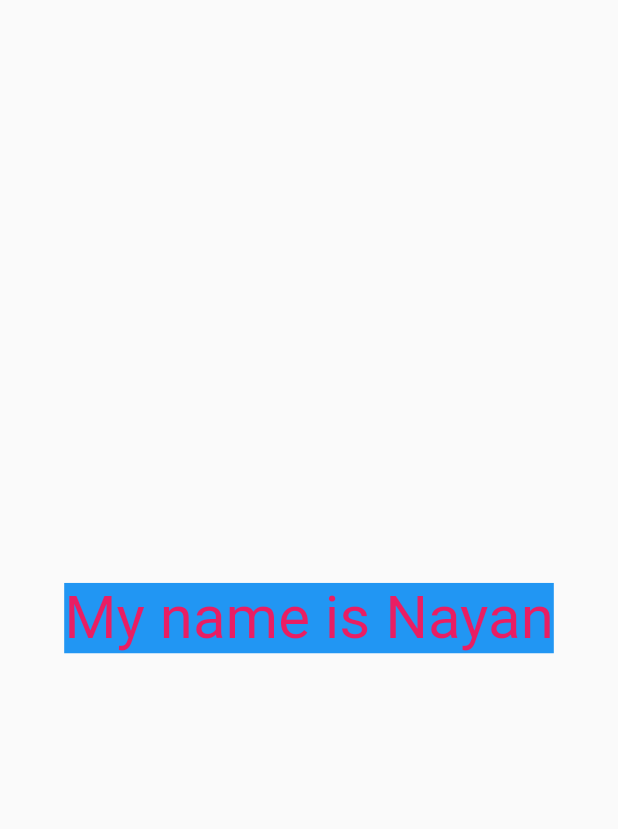
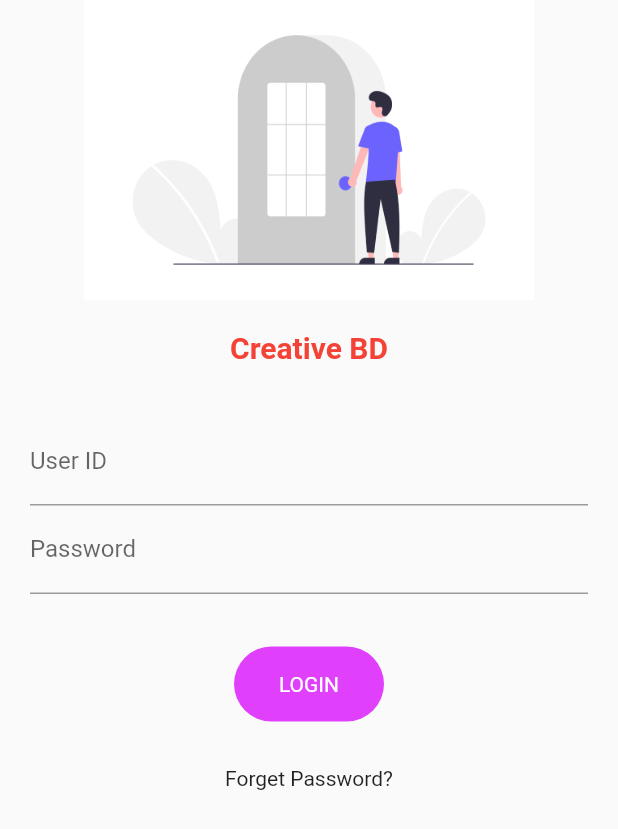
Before and after one commit to noyon103/flutter_103, a Flutter app: the screen it shows after launch, on a phone screen of 412 x 824 dp. Shown: the top 829 px of the screen. Run offline on Flutter 3.47's test engine with Material 2 defaults, Android fonts, the phone set to English and light mode, and no system bars; our stand-ins replace google_fonts.

Commit message:
day 6 complete

```diff
--- a/lib/main.dart
+++ b/lib/main.dart
@@ -1,28 +1,30 @@
 import 'package:flutter/material.dart';
+import 'package:google_fonts/google_fonts.dart';
+import 'package:nayan/pages/homepage.dart';
+import 'package:nayan/pages/loginpage.dart';
+import 'package:nayan/pages/routes.dart';
 
 void main() {
-  runApp(nayan());
+  runApp(const AuGust());
 }
 
-class nayan extends StatelessWidget {
-  const nayan({Key? key}) : super(key: key);
+class AuGust extends StatelessWidget {
+  const AuGust({Key? key}) : super(key: key);
 
   @override
   Widget build(BuildContext context) {
     return MaterialApp(
-      home: Material(
-        child: Center(
-          child: Container(
-            child: Text(
-              "My name is Nayan",
-              style: TextStyle(
-                  fontSize: 40,
-                  color: Colors.pink,
-                  backgroundColor: Colors.blue),
-            ),
-          ),
-        ),
-      ),
+      themeMode: ThemeMode.light,
+      theme: ThemeData(
+          primarySwatch: Colors.deepOrange,
+          primaryTextTheme: GoogleFonts.aBeeZeeTextTheme()),
+      darkTheme: ThemeData(brightness: Brightness.dark),
+      initialRoute: "/login",
+      routes: {
+        "/": (context) => LoginPage(),
+        MyRoutes.homeRoute: (context) => Homepage(),
+        MyRoutes.loginRoute: (context) => LoginPage(),
+      },
     );
   }
 }
--- /dev/null
+++ b/lib/pages/homepage.dart
@@ -0,0 +1,27 @@
+import 'package:flutter/material.dart';
+
+class Homepage extends StatelessWidget {
+  const Homepage({Key? key}) : super(key: key);
+
+  @override
+  Widget build(BuildContext context) {
+    return Scaffold(
+      drawer: Drawer(),
+      appBar: AppBar(
+        title: Center(child: Text("Mhshoumic")),
+      ),
+      body: Center(
+        child: Container(
+          child: Text(
+            "My name is Mehedi",
+            style: TextStyle(
+              fontSize: 40,
+              color: Colors.red,
+              backgroundColor: Colors.black,
+            ),
+          ),
+        ),
+      ),
+    );
+  }
+}
--- /dev/null
+++ b/lib/pages/loginpage.dart
@@ -0,0 +1,88 @@
+import 'package:flutter/material.dart';
+import 'package:nayan/pages/routes.dart';
+
+class LoginPage extends StatelessWidget {
+  const LoginPage({Key? key}) : super(key: key);
+
+  @override
+  Widget build(BuildContext context) {
+    return Material(
+      child: Column(
+        children: [
+          SizedBox(
+              width: 300,
+              height: 200,
+              child: Image.asset(
+                "assets/images/login.png",
+                fit: BoxFit.fill,
+              )),
+          const SizedBox(
+            height: 20,
+          ),
+          const Text("Creative BD",
+              style: TextStyle(
+                  fontSize: 20,
+                  color: Colors.red,
+                  fontWeight: FontWeight.bold)),
+          const SizedBox(
+            height: 20,
+          ),
+          Padding(
+            padding: const EdgeInsets.symmetric(horizontal: 20, vertical: 15),
+            child: Column(
+              children: [
+                TextFormField(
+                  decoration: const InputDecoration(
+                    hintText: "Enter your user ID",
+                    labelText: "User ID",
+                  ),
+                ),
+                TextFormField(
+                  obscureText: true,
+                  decoration: const InputDecoration(
+                    hintText: "Enter your Password",
+                    labelText: "Password",
+                  ),
+                ),
+              ],
+            ),
+          ),
+          const SizedBox(
+            height: 20,
+          ),
+
+          InkWell(
+            onTap: () {
+              Navigator.pushNamed(context, MyRoutes.homeRoute);
+            },
+            child: Container(
+              width: 100,
+              height: 50,
+              alignment: Alignment.center,
+              child: Text(
+                "LOGIN",
+                style: TextStyle(color: Colors.white),
+              ),
+              decoration: BoxDecoration(
+                borderRadius: BorderRadius.circular(50),
+                color: Colors.purpleAccent,
+              ),
+            ),
+          ),
+          // ElevatedButton(
+          //   onPressed: () {
+          //     Navigator.pushNamed(context, MyRoutes.homeRoute);
+          //   },
+          //   child: Text("Login"),
+          //   style: TextButton.styleFrom(
+          //       backgroundColor: Colors.red, minimumSize: const Size(100, 40)),
+          // ),
+          const SizedBox(
+            height: 30,
+          ),
+          const Text("Forget Password?"),
+        ],
+      ),
+    );
+  }
+}
--- /dev/null
+++ b/lib/pages/routes.dart
@@ -0,0 +1,4 @@
+class MyRoutes {
+  static String loginRoute = "/login";
+  static String homeRoute = "/home";
+}
--- a/pubspec.yaml
+++ b/pubspec.yaml
@@ -34,6 +34,7 @@ dependencies:
   # The following adds the Cupertino Icons font to your application.
   # Use with the CupertinoIcons class for iOS style icons.
   cupertino_icons: ^1.0.2
+  google_fonts: ^2.1.0
 
 dev_dependencies:
   flutter_test:
@@ -58,9 +59,8 @@ flutter:
   uses-material-design: true
 
   # To add assets to your application, add an assets section, like this:
-  # assets:
-  #   - images/a_dot_burr.jpeg
-  #   - images/a_dot_ham.jpeg
+  assets:
+    - assets/images/
 
   # An image asset can refer to one or more resolution-specific "variants", see
   # https://flutter.dev/assets-and-images/#resolution-aware.
```
Also changed, not shown: assets/images/login.png (added), pubspec.lock, 1 other file.
